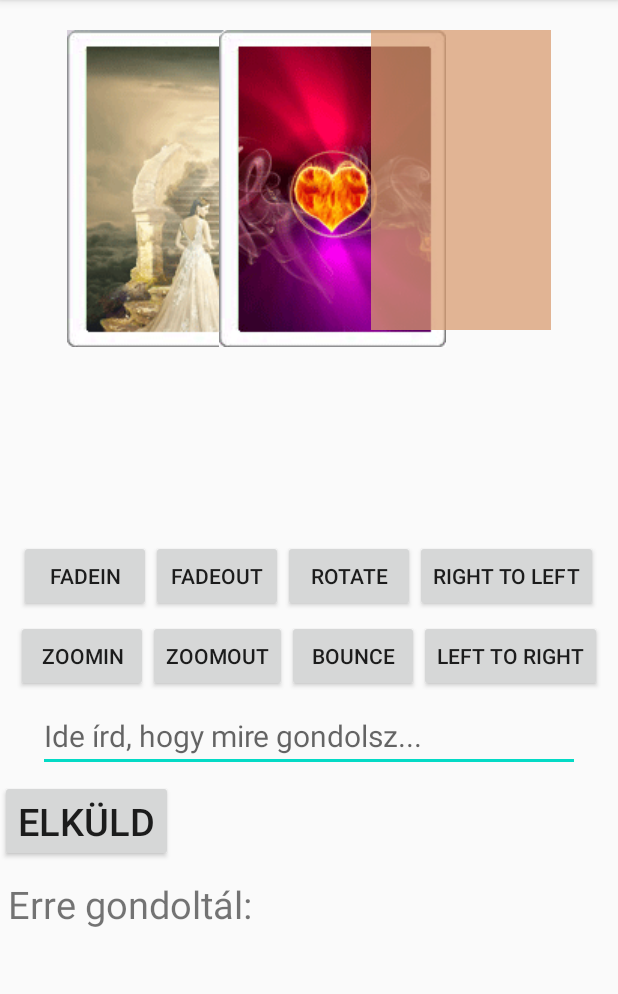
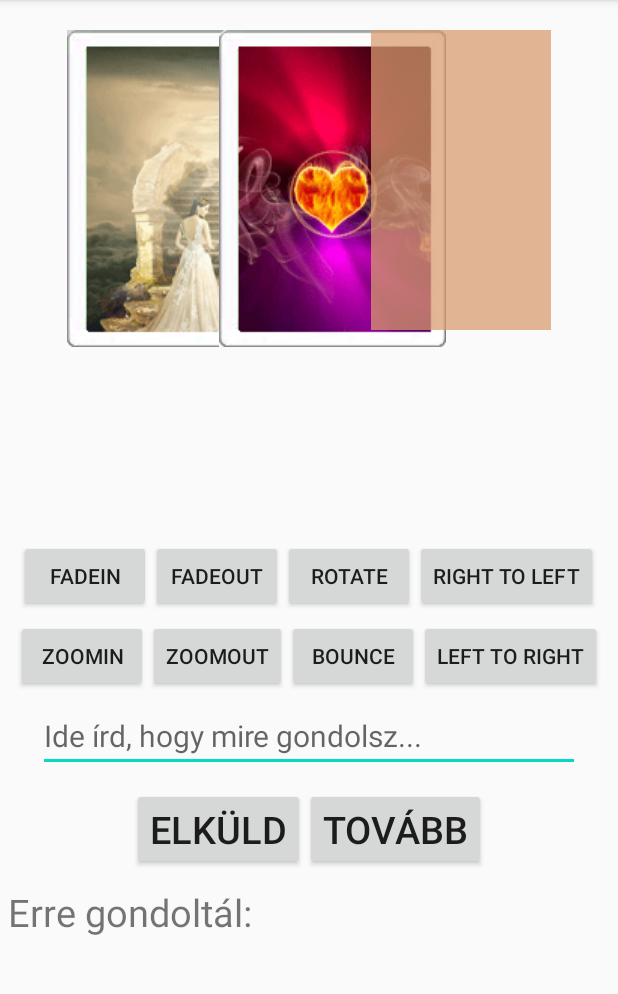
Before and after one commit to Wisewitch/Animaciok, an Android app: the screen it shows after launch (MainActivity), on a phone screen of 412 x 824 dp, the part 84-1078 px from its top. Run offline under Robolectric (Android 15) with nearby library versions, the phone set to English and light mode, and no system bars.

Commit message:
Main Activiy listeners

```diff
--- a/app/src/main/java/com/e/animaciok2/FlipcardActivity.java
+++ b/app/src/main/java/com/e/animaciok2/FlipcardActivity.java
@@ -18,6 +18,7 @@ public class FlipcardActivity extends AppCompatActivity {
         setContentView(R.layout.activity_flipcard);
 
         init();
+        listeners();
 
     }
     private void flip() {
--- a/app/src/main/java/com/e/animaciok2/MainActivity.java
+++ b/app/src/main/java/com/e/animaciok2/MainActivity.java
@@ -2,6 +2,7 @@ package com.e.animaciok2;
 
 import androidx.appcompat.app.AppCompatActivity;
 
+import android.content.Intent;
 import android.graphics.drawable.AnimationDrawable;
 import android.os.Bundle;
 import android.view.View;
@@ -14,7 +15,7 @@ import android.widget.TextView;
 
 public class MainActivity extends AppCompatActivity {
 
-    Button butt_fadein, butt_fadeout, butt_Rotate, butt_zoomin, butt_zoomout, buttbounce, butt_lefttoright, butt_righttoleft, butt_submit;
+    Button butt_fadein, butt_fadeout, butt_Rotate, butt_zoomin, butt_zoomout, buttbounce, butt_lefttoright, butt_righttoleft, butt_submit, butt_tovabb_main;
     EditText et_gondolat;
     TextView tv_gondolatolvaso;
     ImageView IV_ang2, IV_rect, IV_ang3;
@@ -35,7 +36,8 @@ public class MainActivity extends AppCompatActivity {
         setContentView(R.layout.activity_main);
 
         init();
-
+        listeners();
+    }
 
 
 
@@ -51,6 +53,17 @@ public class MainActivity extends AppCompatActivity {
                 }
             }
         });*/
+
+        private void listeners() {
+            butt_tovabb_main.setOnClickListener(new View.OnClickListener() {
+                @Override
+                public void onClick(View v) {
+                    Intent vissza = new Intent (MainActivity.this,  FlipcardActivity.class);
+                    startActivity(vissza);
+                    finish();
+                }
+            });
+
 
         butt_fadein.setOnClickListener(new View.OnClickListener() {
             @Override
@@ -138,7 +151,7 @@ public class MainActivity extends AppCompatActivity {
         et_gondolat = findViewById(R.id.et_gondolat);
         tv_gondolatolvaso = findViewById(R.id.tv_gondolatolvaso);
         butt_submit = findViewById(R.id. butt_submit);
-
+        butt_tovabb_main = findViewById(R.id.butt_tovabb_main);
 
 
 
--- a/app/src/main/java/com/e/animaciok2/ShufflecardActivity.java
+++ b/app/src/main/java/com/e/animaciok2/ShufflecardActivity.java
@@ -18,6 +18,7 @@ public class ShufflecardActivity extends AppCompatActivity {
         setContentView(R.layout.activity_shufflecard);
 
         init();
+        listeners();
 
     }
     private void shuffle() {
--- a/app/src/main/res/layout/activity_main.xml
+++ b/app/src/main/res/layout/activity_main.xml
@@ -124,23 +124,40 @@
         android:layout_marginBottom="5sp"
         android:layout_marginTop="5sp"
         />
-
-    <Button
+    <LinearLayout
         android:layout_width="wrap_content"
         android:layout_height="wrap_content"
+        android:id="@+id/linearL_Buttonrow3"
+        android:orientation="horizontal"
+        android:layout_marginTop="5sp"
         android:layout_below="@id/et_gondolat"
-        android:id="@+id/butt_submit"
-        android:text="Elküld"
+        android:layout_centerHorizontal="true">
+            <Button
+                android:layout_width="wrap_content"
+                android:layout_height="wrap_content"
+                android:layout_below="@id/et_gondolat"
+                android:id="@+id/butt_submit"
+                android:text="Elküld"
 
-        android:textSize="25sp"
-        />
+                android:textSize="25sp"
+                />
+                <Button
+                    android:layout_width="wrap_content"
+                    android:layout_height="wrap_content"
+                    android:layout_below="@id/et_gondolat"
+                    android:id="@+id/butt_tovabb_main"
+                    android:text="Tovább"
+
+                    android:textSize="25sp"
+                    />
+    </LinearLayout>
 
     <TextView
         android:layout_width="match_parent"
         android:layout_height="wrap_content"
         android:text="Erre gondoltál: "
         android:layout_centerHorizontal="true"
-        android:layout_below="@+id/butt_submit"
+        android:layout_below="@+id/linearL_Buttonrow3"
         android:id="@+id/tv_gondolatolvaso"
         android:layout_marginTop="5sp"
         android:padding="5dp"
```
